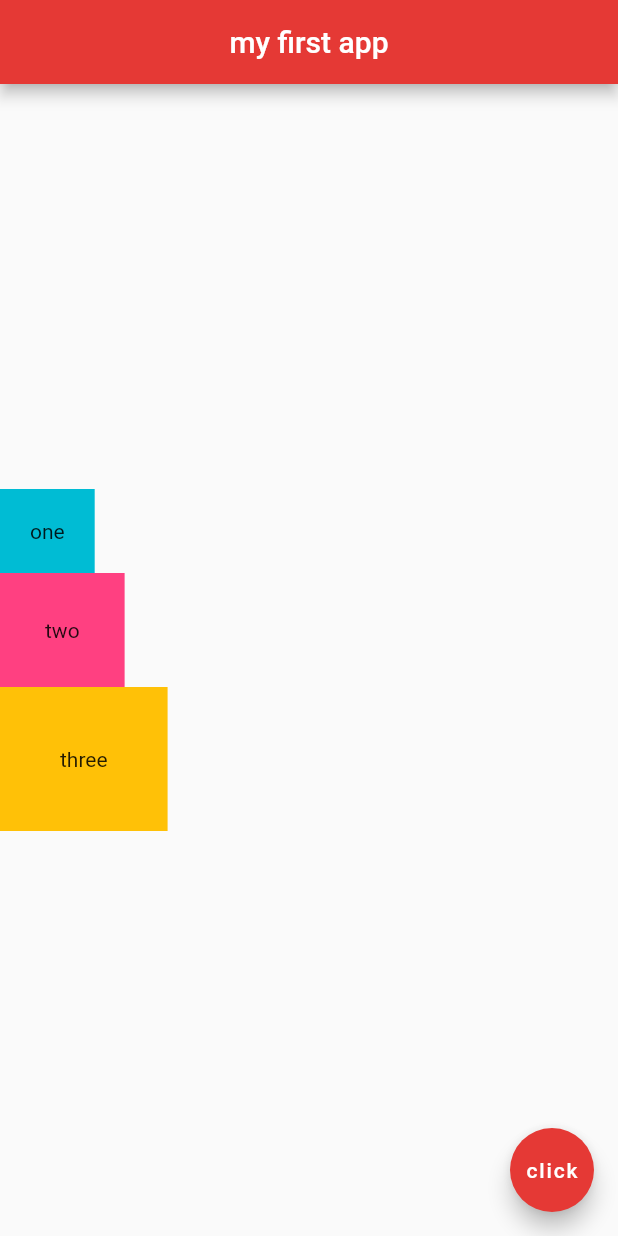
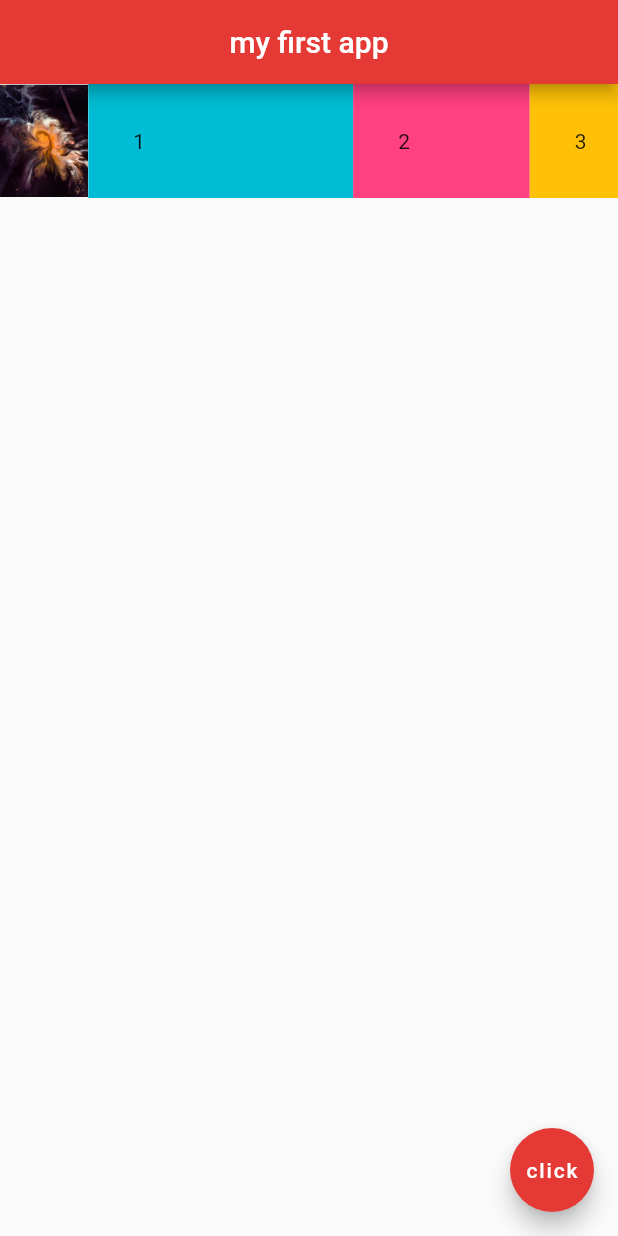
Before and after one commit to iamshaunjp/flutter-beginners-tutorial, a Flutter app: the screen it shows after launch, on a phone screen of 412 x 824 dp. Run offline on Flutter 3.47's test engine with Material 2 defaults, Android fonts, the phone set to English and light mode, and no system bars.

Commit message:
lesson-14

```diff
--- a/myapp/lib/main.dart
+++ b/myapp/lib/main.dart
@@ -13,24 +13,32 @@
           centerTitle: true,
           backgroundColor: Colors.red[600]
       ),
-      body: Column(
-        mainAxisAlignment: MainAxisAlignment.center,
-        crossAxisAlignment: CrossAxisAlignment.start,
+      body: Row(
         children: <Widget>[
-          Container(
-            padding: EdgeInsets.all(20.0),
-            color: Colors.cyan,
-            child: Text('one'),
+          Expanded(child: Image.asset('assets/space-2.jpg')),
+          Expanded(
+            flex: 3,
+            child: Container(
+              padding: EdgeInsets.all(30.0),
+              color: Colors.cyan,
+              child: Text('1'),
+            ),
           ),
-          Container(
-            padding: EdgeInsets.all(30.0),
-            color: Colors.pinkAccent,
-            child: Text('two'),
+          Expanded(
+            flex: 2,
+            child: Container(
+              padding: EdgeInsets.all(30.0),
+              color: Colors.pinkAccent,
+              child: Text('2'),
+            ),
           ),
-          Container(
-            padding: EdgeInsets.all(40.0),
-            color: Colors.amber,
-            child: Text('three'),
+          Expanded(
+            flex: 1,
+            child: Container(
+              padding: EdgeInsets.all(30.0),
+              color: Colors.amber,
+              child: Text('3'),
+            ),
           ),
         ],
       ),
```
